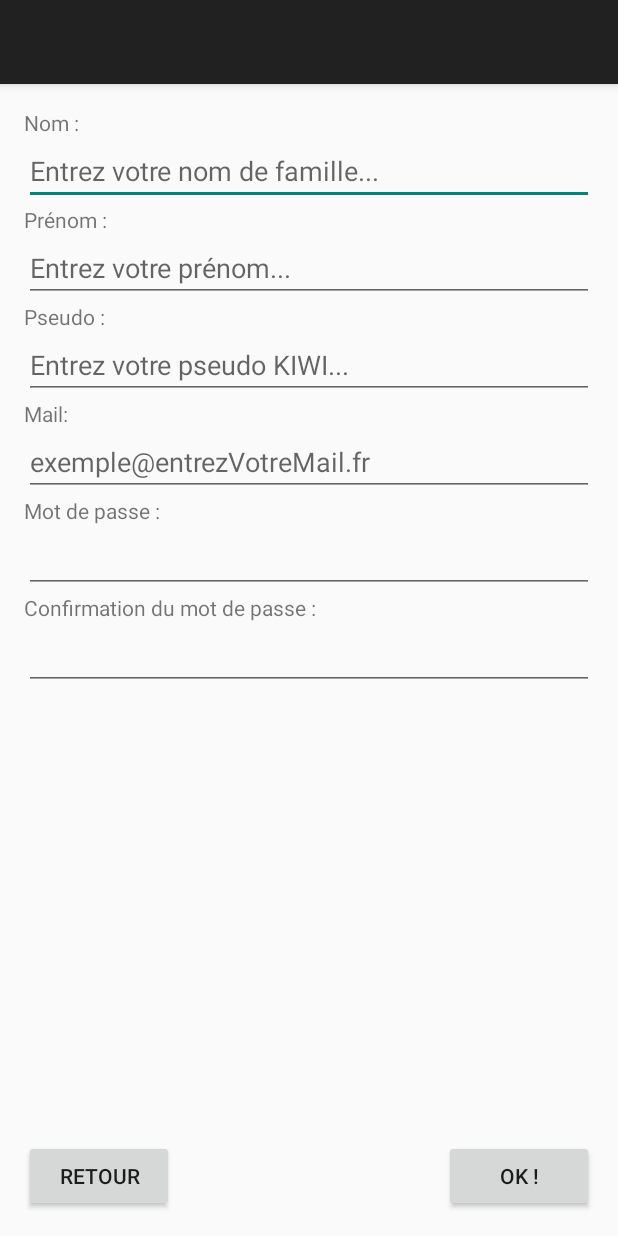
After one commit to HeptanomeDeLExtreme/kiwi-ihm-2, an Android app: the FormulaireInscription screen opened directly, with no data from a screen before it, on a phone screen of 412 x 824 dp. The commit adds this screen. Run offline under Robolectric (Android 15) with nearby library versions, the phone set to English and light mode, and no system bars.

Commit message:
Dév du début de l'application : Page d'inscription puis page de formulaire d'inscription. Quelques transition effectuées, design fait.

```diff
--- /dev/null
+++ b/app/src/main/java/com/kiwi/kiwi/FormulaireInscription.java
@@ -0,0 +1,37 @@
+package com.kiwi.kiwi;
+
+import android.os.Bundle;
+import android.support.design.widget.FloatingActionButton;
+import android.support.design.widget.Snackbar;
+import android.support.v7.app.AppCompatActivity;
+import android.support.v7.widget.Toolbar;
+import android.util.Log;
+import android.view.View;
+import android.widget.EditText;
+
+public class FormulaireInscription extends AppCompatActivity {
+
+    @Override
+    protected void onCreate(Bundle savedInstanceState) {
+        super.onCreate(savedInstanceState);
+        setContentView(R.layout.activity_formulaire_inscription);
+    }
+
+    /* Listener */
+
+    // EditText
+    public void editTextNomListener(View view) {
+        EditText editTextNom = (EditText) findViewById(R.id.idTextNom);
+        editTextNom.setText("");
+    }
+
+    // Boutons
+    public void boutonRetourListener(View view) {
+        Log.i("debug", "Appui sur le bouton Retour !");
+    }
+
+    public void boutonOkListener(View view) {
+        Log.i("debug", "Appui sur le bouton OK !");
+    }
+
+}
--- /dev/null
+++ b/app/src/main/res/layout/activity_formulaire_inscription.xml
@@ -0,0 +1,26 @@
+<?xml version="1.0" encoding="utf-8"?>
+<android.support.design.widget.CoordinatorLayout xmlns:android="http://schemas.android.com/apk/res/android"
+    xmlns:app="http://schemas.android.com/apk/res-auto"
+    xmlns:tools="http://schemas.android.com/tools"
+    android:layout_width="match_parent"
+    android:layout_height="match_parent"
+    android:fitsSystemWindows="true"
+    tools:context="com.kiwi.kiwi.FormulaireInscription">
+
+    <android.support.design.widget.AppBarLayout
+        android:layout_width="match_parent"
+        android:layout_height="wrap_content"
+        android:theme="@style/AppTheme.AppBarOverlay">
+
+        <android.support.v7.widget.Toolbar
+            android:id="@+id/toolbar"
+            android:layout_width="match_parent"
+            android:layout_height="?attr/actionBarSize"
+            android:background="?attr/colorPrimary"
+            app:popupTheme="@style/AppTheme.PopupOverlay" />
+
+    </android.support.design.widget.AppBarLayout>
+
+    <include layout="@layout/content_formulaire_inscription" />
+
+</android.support.design.widget.CoordinatorLayout>
--- /dev/null
+++ b/app/src/main/res/layout/content_formulaire_inscription.xml
@@ -0,0 +1,150 @@
+<?xml version="1.0" encoding="utf-8"?>
+<RelativeLayout xmlns:android="http://schemas.android.com/apk/res/android"
+    xmlns:app="http://schemas.android.com/apk/res-auto"
+    xmlns:tools="http://schemas.android.com/tools"
+    android:layout_width="match_parent"
+    android:layout_height="match_parent"
+    android:paddingBottom="@dimen/activity_vertical_margin"
+    android:paddingLeft="@dimen/activity_horizontal_margin"
+    android:paddingRight="@dimen/activity_horizontal_margin"
+    android:paddingTop="@dimen/activity_vertical_margin"
+    app:layout_behavior="@string/appbar_scrolling_view_behavior">
+
+    <TextView
+        android:layout_width="wrap_content"
+        android:layout_height="wrap_content"
+        android:text="@string/labelNom"
+        android:id="@+id/idLabelNom"
+        android:layout_alignParentTop="true"
+        android:layout_alignParentStart="true"
+        android:layout_alignEnd="@+id/idTextNom" />
+
+    <EditText
+        android:layout_width="wrap_content"
+        android:layout_height="wrap_content"
+        android:inputType="textPersonName"
+        android:ems="10"
+        android:id="@+id/idTextNom"
+        android:layout_below="@+id/idLabelNom"
+        android:layout_alignParentStart="true"
+        android:layout_alignParentEnd="true"
+        android:hint="@string/defaultNom"/>
+
+    <TextView
+        android:layout_width="wrap_content"
+        android:layout_height="wrap_content"
+        android:text="@string/labelPrenom"
+        android:id="@+id/idLabelPrenom"
+        android:layout_below="@+id/idTextNom"
+        android:layout_alignParentStart="true"
+        android:layout_alignEnd="@+id/idTextNom" />
+
+    <EditText
+        android:layout_width="wrap_content"
+        android:layout_height="wrap_content"
+        android:inputType="textPersonName"
+        android:ems="10"
+        android:id="@+id/idTextPrenom"
+        android:layout_below="@+id/idLabelPrenom"
+        android:layout_alignParentStart="true"
+        android:layout_alignEnd="@+id/idLabelPrenom"
+        android:hint="@string/defaultPrenom" />
+
+    <TextView
+        android:layout_width="wrap_content"
+        android:layout_height="wrap_content"
+        android:text="@string/labelPseudo"
+        android:id="@+id/idLabelPseudo"
+        android:layout_below="@+id/idTextPrenom"
+        android:layout_alignParentStart="true"
+        android:layout_alignEnd="@+id/idTextPrenom" />
+
+    <EditText
+        android:layout_width="wrap_content"
+        android:layout_height="wrap_content"
+        android:inputType="textPersonName"
+        android:ems="10"
+        android:id="@+id/idTextPseudo"
+        android:layout_below="@+id/idLabelPseudo"
+        android:layout_alignParentStart="true"
+        android:layout_alignEnd="@+id/idLabelPseudo"
+        android:hint="@string/defaultPseudo"/>
+
+    <TextView
+        android:layout_width="wrap_content"
+        android:layout_height="wrap_content"
+        android:text="@string/labelMail"
+        android:id="@+id/idLabelMail"
+        android:layout_below="@+id/idTextPseudo"
+        android:layout_alignParentStart="true"
+        android:layout_alignParentEnd="true" />
+
+    <EditText
+        android:layout_width="wrap_content"
+        android:layout_height="wrap_content"
+        android:inputType="textEmailAddress"
+        android:ems="10"
+        android:id="@+id/editText"
+        android:layout_below="@+id/idLabelMail"
+        android:layout_alignParentStart="true"
+        android:hint="@string/defaultMail"
+        android:layout_alignParentEnd="true" />
+
+    <TextView
+        android:layout_width="wrap_content"
+        android:layout_height="wrap_content"
+        android:text="@string/mdp"
+        android:id="@+id/idLabelMdp"
+        android:layout_below="@+id/editText"
+        android:layout_alignParentStart="true"
+        android:layout_alignEnd="@+id/editText" />
+
+    <EditText
+        android:layout_width="wrap_content"
+        android:layout_height="wrap_content"
+        android:inputType="textPassword"
+        android:ems="10"
+        android:id="@+id/idTextMdp"
+        android:layout_below="@+id/idLabelMdp"
+        android:layout_alignParentStart="true"
+        android:layout_alignParentEnd="true" />
+
+    <TextView
+        android:layout_width="wrap_content"
+        android:layout_height="wrap_content"
+        android:text="@string/confMdp"
+        android:id="@+id/idLabelConfMdp"
+        android:layout_below="@+id/idTextMdp"
+        android:layout_alignParentStart="true"
+        android:layout_alignParentEnd="true" />
+
+    <EditText
+        android:layout_width="wrap_content"
+        android:layout_height="wrap_content"
+        android:inputType="textPassword"
+        android:ems="10"
+        android:id="@+id/idTextConfMdp"
+        android:layout_below="@+id/idLabelConfMdp"
+        android:layout_alignParentStart="true"
+        android:layout_alignEnd="@+id/idLabelConfMdp" />
+
+    <Button
+        android:layout_width="wrap_content"
+        android:layout_height="wrap_content"
+        android:text="@string/boutonRetour"
+        android:id="@+id/boutonRetour"
+        android:layout_alignParentBottom="true"
+        android:layout_alignParentStart="true"
+        android:width="100dp"
+        android:onClick="boutonRetourListener"/>
+
+    <Button
+        android:layout_width="wrap_content"
+        android:layout_height="wrap_content"
+        android:text="@string/boutonOk"
+        android:id="@+id/boutonOk"
+        android:layout_alignBottom="@+id/boutonRetour"
+        android:layout_alignParentEnd="true"
+        android:width="100dp"
+        android:onClick="boutonOkListener"/>
+</RelativeLayout>
--- a/app/src/main/res/values/strings.xml
+++ b/app/src/main/res/values/strings.xml
@@ -12,4 +12,25 @@
     <!-- TODO: Remove or change this placeholder text -->
     <string name="hello_blank_fragment">Hello blank fragment</string>
     <string name="title_activity_maps">Map</string>
+    <string name="stringCreerCompte">Créer un Compte</string>
+    <string name="stringSeConnecter">Se Connecter</string>
+    <string name="stringAccederSansCompte">Accéder Sans Compte</string>
+    <string name="title_activity_page_inscription">PageInscription</string>
+    <string name="title_activity_formulaire_inscription">FormulaireInscription</string>
+
+    <!-- Formulaire Inscription -->
+    <string name="labelNom">Nom :</string>
+    <string name="defaultNom">Entrez votre nom de famille...</string>
+    <string name="labelPrenom">Prénom :</string>
+    <string name="defaultPrenom">Entrez votre prénom...</string>
+    <string name="labelPseudo">Pseudo :</string>
+    <string name="defaultPseudo">Entrez votre pseudo KIWI...</string>
+    <string name="labelMail">Mail:</string>
+    <string name="defaultMail">exemple@entrezVotreMail.fr</string>
+    <string name="mdp">Mot de passe :</string>
+    <string name="confMdp">Confirmation du mot de passe :</string>
+    <string name="boutonRetour">Retour</string>
+    <string name="boutonOk">OK !</string>
+    <string name="stringNull" />
+
 </resources>
```
Also changed, not shown: app/src/main/AndroidManifest.xml (+15 -7 lines), app/src/main/java/com/kiwi/kiwi/PageInscription.java (added, +29 -0 lines), app/src/main/res/layout/activity_page_inscription.xml (added, +26 -0 lines), app/src/main/res/layout/content_page_inscription.xml (added, +39 -0 lines), 1 other file.
